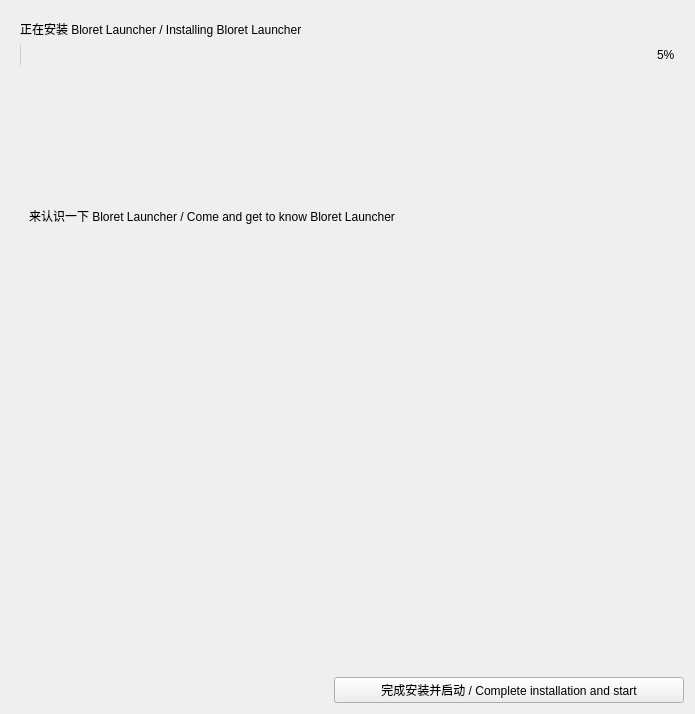
Above: ui/page3.ui from BloretCrew/Bloret-Launcher-Setup before the change. Below: the same form after it.
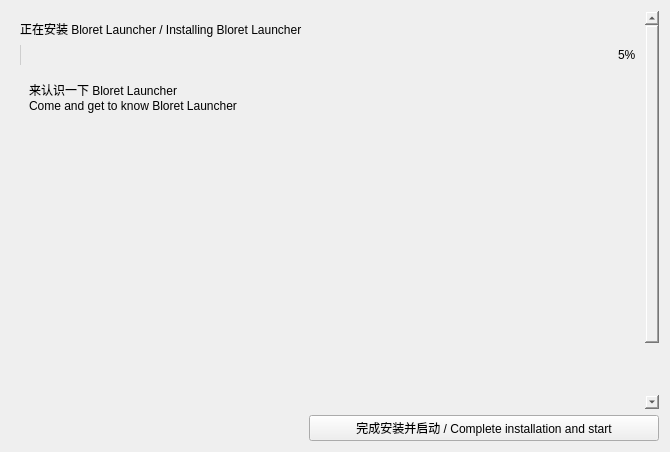
That is the form after the change. Icons and pictures are not drawn. Custom widgets are drawn as their Qt base class.

```diff
--- a/ui/page3.ui
+++ b/ui/page3.ui
@@ -6,8 +6,8 @@
    <rect>
     <x>0</x>
     <y>0</y>
-    <width>695</width>
-    <height>714</height>
+    <width>670</width>
+    <height>452</height>
    </rect>
   </property>
   <property name="sizePolicy">
@@ -44,8 +44,8 @@
        <rect>
         <x>0</x>
         <y>0</y>
-        <width>677</width>
-        <height>656</height>
+        <width>652</width>
+        <height>550</height>
        </rect>
       </property>
       <layout class="QVBoxLayout" name="verticalLayout_2">
@@ -73,19 +73,6 @@
          </item>
         </layout>
        </item>
-       <item>
-        <spacer name="verticalSpacer_2">
-         <property name="orientation">
-          <enum>Qt::Vertical</enum>
-         </property>
-         <property name="sizeHint" stdset="0">
-          <size>
-           <width>20</width>
-           <height>40</height>
-          </size>
-         </property>
-        </spacer>
-       </item>
        <item>
         <widget class="CardWidget" name="CardWidget">
          <property name="minimumSize">
@@ -98,7 +85,8 @@
           <item>
            <widget class="SubtitleLabel" name="SubtitleLabel">
             <property name="text">
-             <string>来认识一下 Bloret Launcher / Come and get to know Bloret Launcher</string>
+             <string>来认识一下 Bloret Launcher
+Come and get to know Bloret Launcher</string>
             </property>
            </widget>
           </item>
```
